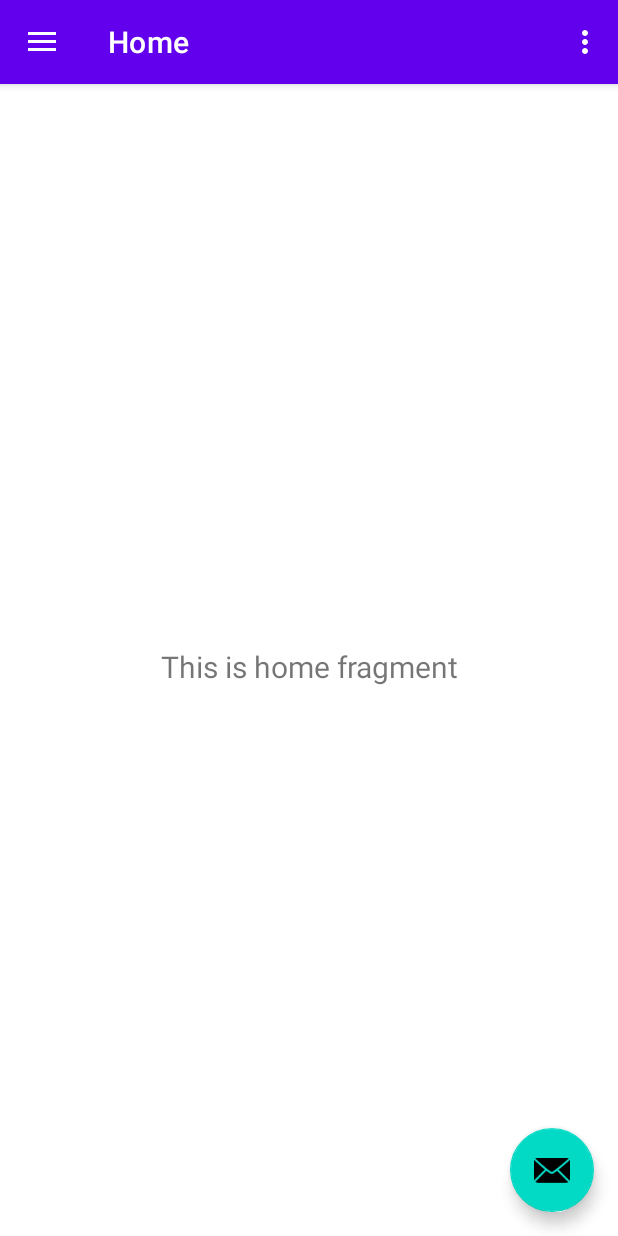
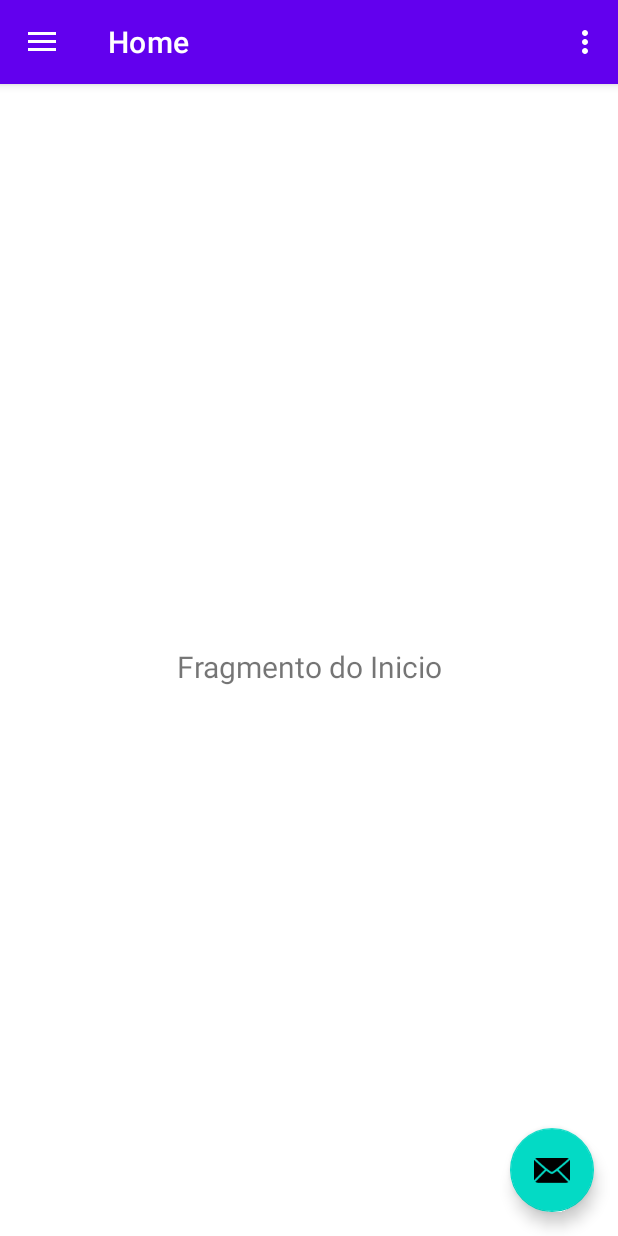
Before and after one commit to Marino25/AppProjeto, an Android app: the TelaPrincipal screen opened directly, with no data from a screen before it, on a phone screen of 412 x 824 dp. Run offline under Robolectric (Android 15) with nearby library versions, the phone set to English and light mode, and no system bars; our stand-ins replace navigation-ui.

Commit message:
Feito alteraçoes na nav_bar

```diff
--- a/app/src/main/java/com/example/login/ui/login/LoginActivity.java
+++ b/app/src/main/java/com/example/login/ui/login/LoginActivity.java
@@ -47,6 +47,9 @@ public class LoginActivity extends AppCompatActivity {
         usernameEditText.addTextChangedListener(afterTextChangedListener);
         passwordEditText.addTextChangedListener(afterTextChangedListener);
 
+
+
+
         registerButton.setOnClickListener(new View.OnClickListener() {
             @Override
             public void onClick(View v) {
@@ -86,10 +89,10 @@ public class LoginActivity extends AppCompatActivity {
         }
 
         private void receberDados () {
+
             u = new UserModel();
             u.setEmail(usernameEditText.getText().toString());
             u.setPassword(passwordEditText.getText().toString());
-
 
         }
 
--- a/app/src/main/java/com/example/login/ui/login/TelaPrincipal.java
+++ b/app/src/main/java/com/example/login/ui/login/TelaPrincipal.java
@@ -3,6 +3,7 @@ package com.example.login.ui.login;
 import android.os.Bundle;
 import android.view.Menu;
 import android.view.View;
+import android.widget.TextView;
 
 import androidx.appcompat.app.AppCompatActivity;
 import androidx.appcompat.widget.Toolbar;
@@ -13,6 +14,7 @@ import androidx.navigation.ui.AppBarConfiguration;
 import androidx.navigation.ui.NavigationUI;
 
 import com.example.login.R;
+import com.example.login.data.model.UserModel;
 import com.google.android.material.floatingactionbutton.FloatingActionButton;
 import com.google.android.material.navigation.NavigationView;
 import com.google.android.material.snackbar.Snackbar;
@@ -20,6 +22,9 @@ import com.google.android.material.snackbar.Snackbar;
 public class TelaPrincipal extends AppCompatActivity {
 
     private AppBarConfiguration mAppBarConfiguration;
+    public NavigationView navigationView;
+    private UserModel u;
+
 
     @Override
     protected void onCreate(Bundle savedInstanceState) {
@@ -28,19 +33,33 @@ public class TelaPrincipal extends AppCompatActivity {
         Toolbar toolbar = findViewById(R.id.toolbar);
         setSupportActionBar(toolbar);
         FloatingActionButton fab = findViewById(R.id.fab);
+
+
+
         fab.setOnClickListener(new View.OnClickListener() {
             @Override
             public void onClick(View view) {
                 Snackbar.make(view, "Replace with your own action", Snackbar.LENGTH_LONG)
                         .setAction("Action", null).show();
+
             }
         });
+
         DrawerLayout drawer = findViewById(R.id.drawer_layout);
         NavigationView navigationView = findViewById(R.id.nav_view);
+
+        View headView = navigationView.getHeaderView(0);
+
+        TextView Name = (TextView) headView.findViewById(R.id.textViewNome);
+
+        Name.setText("KENNEDY");
+
+
+
         // Passing each menu ID as a set of Ids because each
         // menu should be considered as top level destinations.
         mAppBarConfiguration = new AppBarConfiguration.Builder(
-                R.id.nav_home, R.id.nav_gallery, R.id.nav_histUso)
+                R.id.nav_home, R.id.nav_gallery, R.id.nav_histUso, R.id.nav_Ajuda, R.id.nav_comb)
                 .setDrawerLayout(drawer)
                 .build();
         NavController navController = Navigation.findNavController(this, R.id.nav_host_fragment);
--- a/app/src/main/java/com/example/login/ui/login/ui/home/HomeFragment.java
+++ b/app/src/main/java/com/example/login/ui/login/ui/home/HomeFragment.java
@@ -19,16 +19,23 @@ public class HomeFragment extends Fragment {
 
     private HomeViewModel homeViewModel;
 
+
+
     public View onCreateView(@NonNull LayoutInflater inflater,
                              ViewGroup container, Bundle savedInstanceState) {
         homeViewModel =
                 new ViewModelProvider(this).get(HomeViewModel.class);
+
         View root = inflater.inflate(R.layout.fragment_home, container, false);
+
+
         final TextView textView = root.findViewById(R.id.text_home);
+
+
         homeViewModel.getText().observe(getViewLifecycleOwner(), new Observer<String>() {
             @Override
             public void onChanged(@Nullable String s) {
-                textView.setText(s);
+                textView.setText("Fragmento do Inicio");
             }
         });
         return root;
```
Also changed, not shown: app/src/main/res/layout/nav_header_main.xml (+3 -5 lines), app/src/main/res/navigation/nav_graph.xml (+4 -4 lines).
